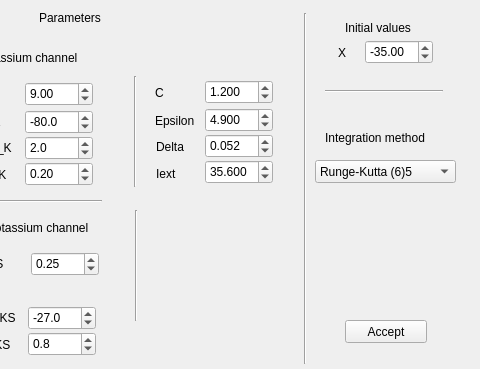
Before: the Qt Designer form model_library/neuron/Ghigliazza_Holmes_2004/nm_gui_ghigliazza_holmes_2004.ui in GNB-UAM/RTHybrid, drawn with Qt 5; both pictures show x 235 to 715 and y 0 to 369 of the 715 by 369 pixel window.
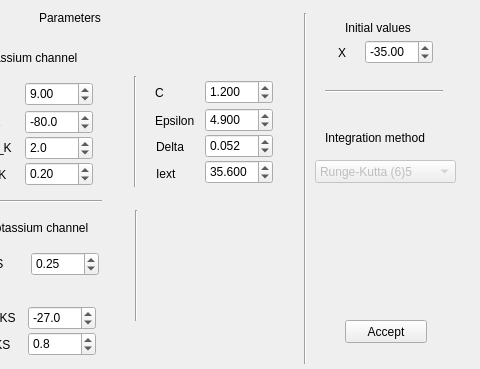
After: the same form once the commit is applied.

```diff
--- a/model_library/neuron/Ghigliazza_Holmes_2004/nm_gui_ghigliazza_holmes_2004.ui
+++ b/model_library/neuron/Ghigliazza_Holmes_2004/nm_gui_ghigliazza_holmes_2004.ui
@@ -811,6 +811,9 @@
    </property>
   </widget>
   <widget class="QComboBox" name="comboBoxIntegration">
+   <property name="enabled">
+    <bool>false</bool>
+   </property>
    <property name="geometry">
     <rect>
      <x>550</x>
```
